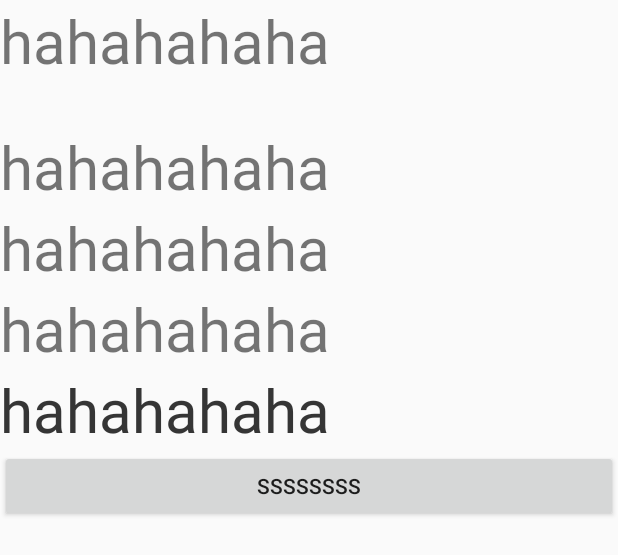
After one commit to anlonglong/AndridDevArt, an Android app: the layout text.xml on its own in the app's theme, with its tools: preview values and no code run, on a phone screen of 412 x 824 dp. The commit adds this screen. Shown: the top 555 px of the screen. Run offline under Robolectric (Android 15) with nearby library versions, the phone set to English and light mode, and no system bars.

Commit message:
WindowManagerDemo

```diff
--- a/app/src/main/AndroidManifest.xml
+++ b/app/src/main/AndroidManifest.xml
@@ -1,6 +1,7 @@
 <?xml version="1.0" encoding="utf-8"?>
 <manifest xmlns:android="http://schemas.android.com/apk/res/android"
-          package="com.allon.andriddevart">
+    xmlns:tools="http://schemas.android.com/tools"
+    package="com.allon.andriddevart">
     <permission android:name="com.allon.andriddevart.ipc.binder.permisson.access.book.service"
         android:protectionLevel="normal"/>
     <uses-permission android:name="com.allon.andriddevart.ipc.binder.permisson.access.book.service"/>
@@ -11,7 +12,8 @@
         android:label="@string/app_name"
         android:roundIcon="@mipmap/ic_launcher_round"
         android:supportsRtl="true"
-        android:theme="@style/AppTheme">
+        android:theme="@style/AppTheme"
+        tools:ignore="GoogleAppIndexingWarning">
         <activity android:name=".MainActivity">
             <intent-filter>
                 <action android:name="android.intent.action.MAIN"/>
--- a/windowandwindowmanagerdemo/src/main/java/com/example/windowandwindowmanagerdemo/MainActivity.java
+++ b/windowandwindowmanagerdemo/src/main/java/com/example/windowandwindowmanagerdemo/MainActivity.java
@@ -9,6 +9,7 @@ import android.view.MotionEvent;
 import android.view.View;
 import android.view.WindowManager;
 import android.widget.Button;
+import android.widget.ImageView;
 import android.widget.Toast;
 
 public class MainActivity extends AppCompatActivity implements View.OnTouchListener {
@@ -21,6 +22,7 @@ public class MainActivity extends AppCompatActivity implements View.OnTouchListe
     protected void onCreate(Bundle savedInstanceState) {
         super.onCreate(savedInstanceState);
         setContentView(R.layout.activity_main);
+        final ImageView imageView = findViewById(R.id.iv);
         findViewById(R.id.tv_add_btn).setOnClickListener(new View.OnClickListener() {
             @Override
             public void onClick(View v) {
--- a/windowandwindowmanagerdemo/src/main/res/layout/activity_main.xml
+++ b/windowandwindowmanagerdemo/src/main/res/layout/activity_main.xml
@@ -8,6 +8,7 @@
 
     <TextView
         android:id="@+id/tv_add_btn"
+        android:visibility="invisible"
         android:layout_width="wrap_content"
         android:layout_height="wrap_content"
         android:text="add button with windowMagager"
@@ -15,5 +16,13 @@
         app:layout_constraintLeft_toLeftOf="parent"
         app:layout_constraintRight_toRightOf="parent"
         app:layout_constraintTop_toTopOf="parent" />
+    <ImageView
+        android:id="@+id/iv"
+        android:layout_width="wrap_content"
+        android:layout_height="wrap_content"
+        app:layout_constraintLeft_toLeftOf="parent"
+        app:layout_constraintRight_toRightOf="parent"
+        android:src="@drawable/nio_lock_car_vivid_red_trunk"
+        app:layout_constraintTop_toBottomOf="@id/tv_add_btn"/>
 
 </android.support.constraint.ConstraintLayout>
--- /dev/null
+++ b/windowandwindowmanagerdemo/src/main/res/layout/text.xml
@@ -0,0 +1,53 @@
+<?xml version="1.0" encoding="utf-8"?>
+<RelativeLayout xmlns:android="http://schemas.android.com/apk/res/android"
+    android:layout_width="match_parent"
+    android:layout_height="wrap_content">
+    <TextView
+    android:id="@+id/t0"
+    android:layout_width="match_parent"
+    android:layout_height="wrap_content"
+    android:textSize="40sp"
+        android:layout_marginBottom="30dp"
+    android:text="hahahahaha"/>
+    <TextView
+        android:id="@+id/t1"
+        android:layout_below="@id/t0"
+        android:layout_width="match_parent"
+        android:layout_height="wrap_content"
+        android:textSize="40sp"
+        android:text="hahahahaha"/>
+    <TextView
+        android:id="@+id/t2"
+        android:layout_below="@id/t1"
+        android:layout_width="match_parent"
+        android:layout_height="wrap_content"
+        android:textSize="40sp"
+        android:text="hahahahaha"/>
+    <TextView
+        android:id="@+id/t3"
+        android:layout_below="@id/t2"
+        android:layout_width="match_parent"
+        android:layout_height="wrap_content"
+        android:textSize="40sp"
+        android:text="hahahahaha"/>
+    <TextView
+        android:id="@+id/t4"
+        android:layout_below="@id/t3"
+        android:layout_width="match_parent"
+        android:layout_height="wrap_content"
+        android:textSize="40sp"
+        android:text="hahahahaha"/>
+    <TextView
+        android:id="@+id/t5"
+        android:layout_below="@id/t3"
+        android:layout_width="match_parent"
+        android:layout_height="wrap_content"
+        android:textSize="40sp"
+        android:text="hahahahaha"/>
+    <Button
+        android:layout_width="match_parent"
+        android:layout_height="wrap_content"
+        android:text="ssssssss"
+        android:layout_below="@id/t5"
+        />
+</RelativeLayout>
```
Also changed, not shown: windowandwindowmanagerdemo/src/main/res/drawable/nio_lock_car_vivid_red_trunk.png (added).
